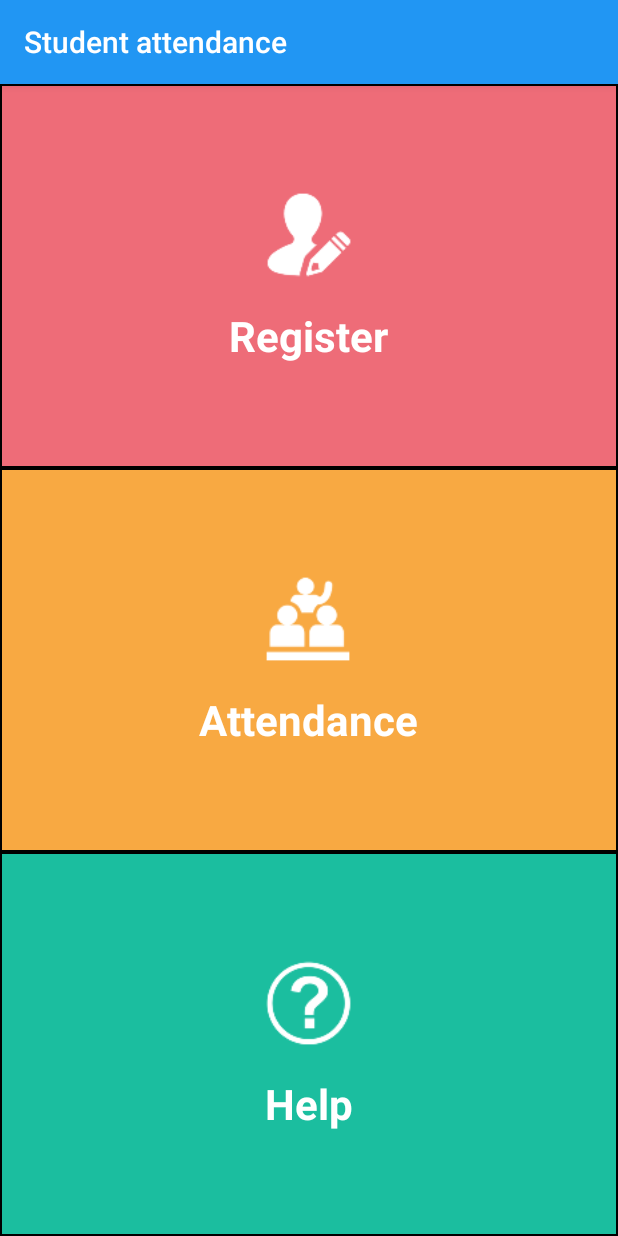
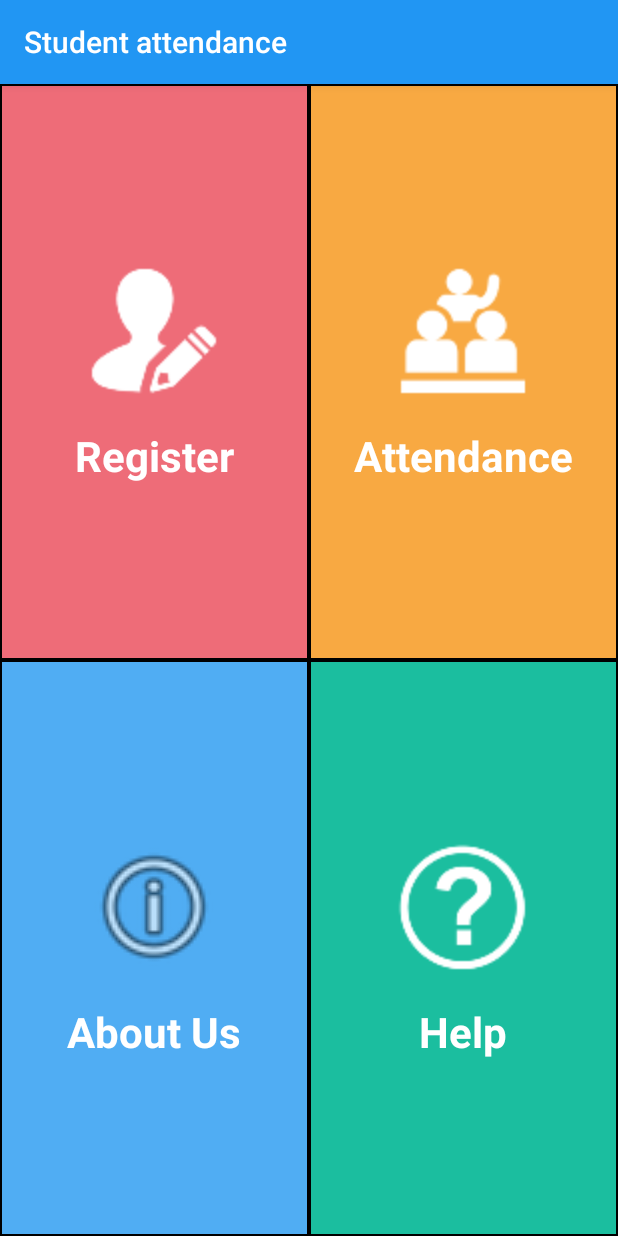
Before and after one commit to GameFever20/ClientApp, an Android app: the StartActivity screen opened directly, with no data from a screen before it, on a phone screen of 412 x 824 dp. Run offline under Robolectric (Android 15) with nearby library versions, the phone set to English and light mode, and no system bars.

Commit message:
final updates

```diff
--- a/app/build.gradle
+++ b/app/build.gradle
@@ -5,7 +5,7 @@ android {
     buildToolsVersion '26.0.2'
 
     defaultConfig {
-        applicationId "com.example.aisha.clientapp"
+        applicationId "app.uit.it.attendance.student"
         minSdkVersion 15
         targetSdkVersion 25
         versionCode 1
@@ -20,6 +20,7 @@ android {
 }
 
 dependencies {
+    implementation 'com.android.support.constraint:constraint-layout:1.0.2'
     compile fileTree(dir: 'libs', include: ['*.jar'])
     compile 'com.android.support:appcompat-v7:25.4.0'
     compile 'com.android.support:design:25.4.0'
--- a/app/src/main/java/com/example/aisha/clientapp/MainActivity.java
+++ b/app/src/main/java/com/example/aisha/clientapp/MainActivity.java
@@ -148,7 +148,7 @@ public class MainActivity extends AppCompatActivity {
 
             }
         });
-        wifiManager = (WifiManager) getSystemService(Context.WIFI_SERVICE);
+        wifiManager = (WifiManager) getApplicationContext().getSystemService(Context.WIFI_SERVICE);
 
 
         //wifi scan
--- a/app/src/main/java/com/example/aisha/clientapp/WelcomeSlideFragment2.java
+++ b/app/src/main/java/com/example/aisha/clientapp/WelcomeSlideFragment2.java
@@ -94,9 +94,9 @@ public class WelcomeSlideFragment2 extends Fragment {
 
 
                     try {
-                        Integer.parseInt(rollNumber);
+                        //Integer.parseInt(rollNumber);
 
-                        rollNumber = "0101IT" + rollNumber;
+                        rollNumber = "0101" + rollNumber.toUpperCase();
                         if (name == null || name.isEmpty()) {
                             Toast.makeText(getContext(), "Enter Your Name", Toast.LENGTH_SHORT).show();
                         } else {
--- a/app/src/main/res/layout/activity_start.xml
+++ b/app/src/main/res/layout/activity_start.xml
@@ -30,9 +30,16 @@
 
         </android.support.design.widget.AppBarLayout>
 
+        <LinearLayout
+            android:layout_width="match_parent"
+            android:layout_height="0dp"
+            android:layout_weight="1"
+            android:orientation="horizontal">
+
+
             <android.support.v7.widget.CardView
                 android:layout_width="match_parent"
-            android:layout_height="wrap_content"
+                android:layout_height="match_parent"
                 android:layout_margin="1dp"
                 android:layout_weight="1"
                 android:onClick="openRegister"
@@ -47,8 +54,8 @@
                     android:orientation="vertical">
 
                     <ImageView
-                    android:layout_width="64dp"
-                    android:layout_height="64dp"
+                        android:layout_width="96dp"
+                        android:layout_height="96dp"
                         android:layout_gravity="center"
                         android:layout_marginBottom="16dp"
                         android:src="@mipmap/ic_register" />
@@ -69,7 +76,7 @@
 
             <android.support.v7.widget.CardView
                 android:layout_width="match_parent"
-            android:layout_height="wrap_content"
+                android:layout_height="match_parent"
                 android:layout_margin="1dp"
                 android:layout_weight="1"
                 android:onClick="openAttendance"
@@ -84,8 +91,8 @@
                     android:orientation="vertical">
 
                     <ImageView
-                    android:layout_width="64dp"
-                    android:layout_height="64dp"
+                        android:layout_width="96dp"
+                        android:layout_height="96dp"
                         android:layout_gravity="center"
                         android:layout_marginBottom="16dp"
                         android:src="@mipmap/ic_attendance" />
@@ -95,18 +102,63 @@
                         android:layout_height="wrap_content"
                         android:layout_gravity="center"
                         android:text="Attendance"
-                    android:textStyle="bold"
                         android:textColor="#ffffff"
-                    android:textSize="28sp" />
+                        android:textSize="28sp"
+                        android:textStyle="bold" />
 
                 </LinearLayout>
 
 
             </android.support.v7.widget.CardView>
 
+        </LinearLayout>
+
+        <LinearLayout
+            android:layout_width="match_parent"
+            android:layout_height="0dp"
+            android:layout_weight="1"
+            android:orientation="horizontal">
+
             <android.support.v7.widget.CardView
-            android:layout_width="match_parent"
+                android:layout_width="0dp"
+                android:layout_height="match_parent"
+                android:layout_margin="1dp"
+                android:layout_weight="1"
+                android:onClick="openAboutUs"
+                app:cardBackgroundColor="#50adf3"
+                app:cardCornerRadius="0dp"
+                tools:ignore="OnClick">
+
+                <LinearLayout
+                    android:layout_width="wrap_content"
                     android:layout_height="wrap_content"
+                    android:layout_gravity="center"
+                    android:orientation="vertical">
+
+                    <ImageView
+                        android:layout_width="96dp"
+                        android:layout_height="96dp"
+                        android:layout_gravity="center"
+                        android:layout_marginBottom="16dp"
+                        android:src="@android:drawable/ic_menu_info_details" />
+
+                    <TextView
+                        android:layout_width="wrap_content"
+                        android:layout_height="wrap_content"
+                        android:layout_gravity="center"
+                        android:text="About Us"
+                        android:textColor="#ffffff"
+                        android:textSize="28sp"
+                        android:textStyle="bold" />
+
+                </LinearLayout>
+
+            </android.support.v7.widget.CardView>
+
+
+            <android.support.v7.widget.CardView
+                android:layout_width="0dp"
+                android:layout_height="match_parent"
                 android:layout_margin="1dp"
                 android:layout_weight="1"
                 android:onClick="openHelp"
@@ -120,8 +172,8 @@
                     android:orientation="vertical">
 
                     <ImageView
-                    android:layout_width="64dp"
-                    android:layout_height="64dp"
+                        android:layout_width="96dp"
+                        android:layout_height="96dp"
                         android:layout_gravity="center"
                         android:layout_marginBottom="16dp"
                         android:src="@mipmap/ic_help" />
@@ -131,9 +183,9 @@
                         android:layout_height="wrap_content"
                         android:layout_gravity="center"
                         android:text="Help"
-                    android:textStyle="bold"
                         android:textColor="#ffffff"
-                    android:textSize="28sp" />
+                        android:textSize="28sp"
+                        android:textStyle="bold" />
 
                 </LinearLayout>
 
@@ -142,4 +194,7 @@
         </LinearLayout>
 
 
+    </LinearLayout>
+
+
 </RelativeLayout>
--- a/app/src/main/res/menu/menu_main.xml
+++ b/app/src/main/res/menu/menu_main.xml
@@ -5,6 +5,6 @@
     <item
         android:id="@+id/action_settings"
         android:orderInCategory="100"
-        android:title="@string/action_settings"
+        android:title="About us"
         app:showAsAction="never" />
 </menu>
--- a/app/src/main/res/values/strings.xml
+++ b/app/src/main/res/values/strings.xml
@@ -40,6 +40,7 @@
     </string-array>
 
     <string name="semester_spinner_prompt">Chose semester</string>
+    <string name="title_activity_about_us">AboutUsActivity</string>
 
 
 </resources>
--- a/app/src/main/res/values/styles.xml
+++ b/app/src/main/res/values/styles.xml
@@ -6,7 +6,6 @@
         <item name="windowActionBar">false</item>
         <item name="windowNoTitle">true</item>
     </style>
-
 
 
     <style name="AppTheme.AppBarOverlay" parent="ThemeOverlay.AppCompat.Dark.ActionBar" />
```
Also changed, not shown: app/src/main/AndroidManifest.xml (+6 -2 lines), app/src/main/java/com/example/aisha/clientapp/AboutUsActivity.java (added, +29 -0 lines), app/src/main/java/com/example/aisha/clientapp/StartActivity.java (+40 -6 lines), app/src/main/res/layout/activity_about_us.xml (added, +34 -0 lines), app/src/main/res/layout/content_about_us.xml (added, +25 -0 lines), app/src/main/res/layout/fragment_welcome_slide_fragment2.xml (+4 -4 lines), app/src/main/ic_launcher-web.png (added), app/src/main/res/mipmap-hdpi/ic_launcher.png, app/src/main/res/mipmap-mdpi/ic_launcher.png, app/src/main/res/mipmap-xhdpi/ic_launcher.png, app/src/main/res/mipmap-xxhdpi/ic_launcher.png, app/src/main/res/mipmap-xxxhdpi/ic_launcher.png, 52 other files. Lines whose indentation alone changed are shown as unchanged.
